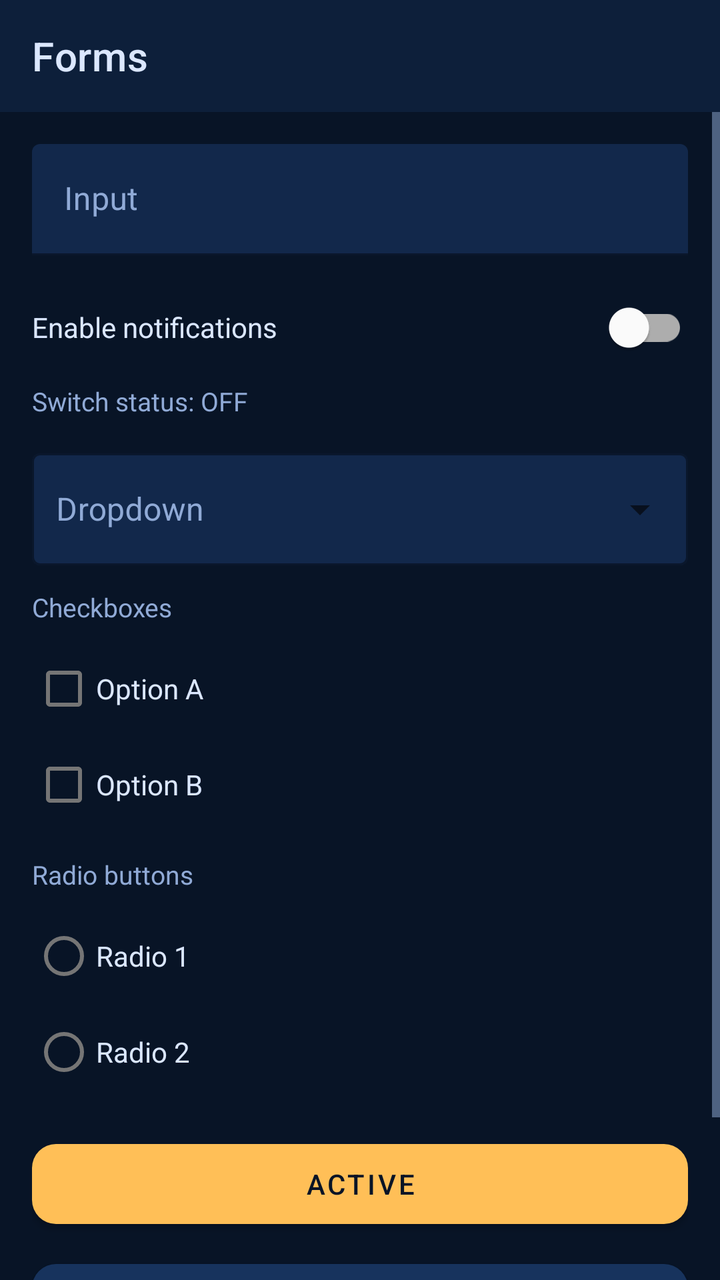
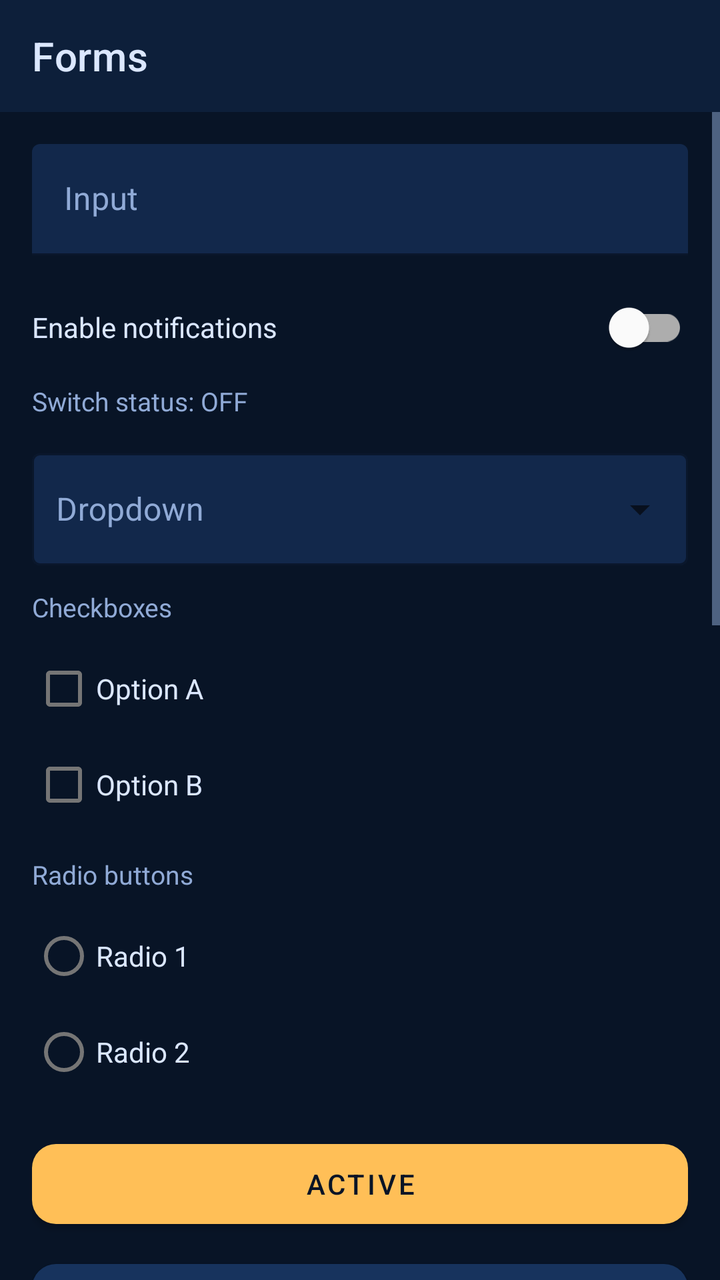

The first picture is an Android layout as it rendered before a commit; the second is the same layout after the commit. The layout source and the unified diff follow.
<!-- AndroidManifest.xml: application theme Theme.Lebyy -->
<!-- res/layout/activity_forms.xml -->
<?xml version="1.0" encoding="utf-8"?>
<androidx.drawerlayout.widget.DrawerLayout xmlns:android="http://schemas.android.com/apk/res/android"
    xmlns:app="http://schemas.android.com/apk/res-auto"
    android:id="@+id/drawerLayout"
    android:layout_width="match_parent"
    android:layout_height="match_parent">

    <LinearLayout
        android:layout_width="match_parent"
        android:layout_height="match_parent"
        android:background="@color/lebyy_bg"
        android:orientation="vertical">

        <com.google.android.material.appbar.MaterialToolbar
            android:id="@+id/toolbar"
            android:layout_width="match_parent"
            android:layout_height="?attr/actionBarSize"
            android:background="@color/lebyy_bg_2"
            android:theme="@style/ThemeOverlay.MaterialComponents.Dark.ActionBar"
            app:title="@string/forms_title"
            app:titleTextColor="@color/lebyy_text" />

        <ScrollView
            android:layout_width="match_parent"
            android:layout_height="match_parent"
            android:fillViewport="true">

            <LinearLayout
                android:layout_width="match_parent"
                android:layout_height="wrap_content"
                android:orientation="vertical"
                android:padding="16dp">

                <com.google.android.material.textfield.TextInputLayout
                    android:layout_width="match_parent"
                    android:layout_height="wrap_content"
                    android:layout_marginBottom="12dp"
                    android:hint="Input"
                    android:textColorHint="@color/lebyy_muted"
                    app:boxBackgroundColor="@color/lebyy_surface"
                    app:boxStrokeColor="@color/lebyy_primary"
                    app:hintTextColor="@color/lebyy_primary"
                    app:placeholderText="@string/forms_input_hint"
                    app:placeholderTextColor="@color/lebyy_muted">

                    <com.google.android.material.textfield.TextInputEditText
                        android:id="@+id/inputText"
                        android:layout_width="match_parent"
                        android:layout_height="wrap_content"
                        android:contentDescription="test-Input"
                        android:inputType="text"
                        android:textColor="@color/lebyy_text" />
                </com.google.android.material.textfield.TextInputLayout>

                <com.google.android.material.switchmaterial.SwitchMaterial
                    android:id="@+id/switchNotifications"
                    android:layout_width="match_parent"
                    android:layout_height="wrap_content"
                    android:layout_marginBottom="4dp"
                    android:checked="false"
                    android:contentDescription="test-Switch"
                    android:text="@string/forms_switch"
                    android:textColor="@color/lebyy_text" />

                <TextView
                    android:id="@+id/switchStatus"
                    android:layout_width="match_parent"
                    android:layout_height="wrap_content"
                    android:layout_marginBottom="12dp"
                    android:contentDescription="test-SwitchStatus"
                    android:text="Switch status: OFF"
                    android:textColor="@color/lebyy_muted"
                    android:textSize="13sp" />

                <com.google.android.material.textfield.TextInputLayout
                    android:layout_width="match_parent"
                    android:layout_height="wrap_content"
                    android:layout_marginBottom="12dp"
                    android:hint="Dropdown"
                    android:textColorHint="@color/lebyy_muted"
                    app:boxBackgroundColor="@color/lebyy_surface"
                    app:boxStrokeColor="@color/lebyy_primary"
                    app:hintTextColor="@color/lebyy_primary"
                    app:placeholderText="@string/forms_dropdown_hint"
                    app:placeholderTextColor="@color/lebyy_muted"
                    style="@style/Widget.MaterialComponents.TextInputLayout.OutlinedBox.ExposedDropdownMenu">

                    <AutoCompleteTextView
                        android:id="@+id/dropdown"
                        android:layout_width="match_parent"
                        android:layout_height="56dp"
                        android:contentDescription="test-Dropdown"
                        android:gravity="center_vertical"
                        android:inputType="none"
                        android:paddingHorizontal="12dp"
                        android:textColor="@color/lebyy_text" />
                </com.google.android.material.textfield.TextInputLayout>

                <TextView
                    android:layout_width="match_parent"
                    android:layout_height="wrap_content"
                    android:layout_marginBottom="8dp"
                    android:text="Checkboxes"
                    android:textColor="@color/lebyy_muted"
                    android:textSize="13sp" />

                <CheckBox
                    android:id="@+id/checkboxOne"
                    android:layout_width="match_parent"
                    android:layout_height="wrap_content"
                    android:contentDescription="test-Checkbox-1"
                    android:text="Option A"
                    android:textColor="@color/lebyy_text" />

                <CheckBox
                    android:id="@+id/checkboxTwo"
                    android:layout_width="match_parent"
                    android:layout_height="wrap_content"
                    android:layout_marginBottom="12dp"
                    android:contentDescription="test-Checkbox-2"
                    android:text="Option B"
                    android:textColor="@color/lebyy_text" />

                <TextView
                    android:layout_width="match_parent"
                    android:layout_height="wrap_content"
                    android:layout_marginBottom="8dp"
                    android:text="Radio buttons"
                    android:textColor="@color/lebyy_muted"
                    android:textSize="13sp" />

                <RadioGroup
                    android:id="@+id/radioGroup"
                    android:layout_width="match_parent"
                    android:layout_height="wrap_content"
                    android:layout_marginBottom="16dp"
                    android:contentDescription="test-RadioGroup">

                    <RadioButton
                        android:id="@+id/radioOne"
                        android:layout_width="match_parent"
                        android:layout_height="wrap_content"
                        android:contentDescription="test-Radio-1"
                        android:text="Radio 1"
                        android:textColor="@color/lebyy_text" />

                    <RadioButton
                        android:id="@+id/radioTwo"
                        android:layout_width="match_parent"
                        android:layout_height="wrap_content"
                        android:contentDescription="test-Radio-2"
                        android:text="Radio 2"
                        android:textColor="@color/lebyy_text" />
                </RadioGroup>

                <com.google.android.material.button.MaterialButton
                    android:id="@+id/buttonActive"
                    android:layout_width="match_parent"
                    android:layout_height="52dp"
                    android:layout_marginBottom="8dp"
                    android:contentDescription="test-Active"
                    android:text="@string/forms_active"
                    android:textColor="@color/lebyy_bg"
                    app:backgroundTint="@color/lebyy_accent"
                    app:cornerRadius="12dp" />

                <com.google.android.material.button.MaterialButton
                    android:id="@+id/buttonInactive"
                    android:layout_width="match_parent"
                    android:layout_height="52dp"
                    android:contentDescription="test-Inactive"
                    android:text="@string/forms_inactive"
                    android:textColor="@color/lebyy_muted"
                    app:backgroundTint="@color/lebyy_surface_2"
                    app:cornerRadius="12dp" />

                <TextView
                    android:id="@+id/formsResult"
                    android:layout_width="match_parent"
                    android:layout_height="wrap_content"
                    android:layout_marginTop="20dp"
                    android:contentDescription="test-FormsResult"
                    android:text="Result: —"
                    android:textColor="@color/lebyy_accent"
                    android:textSize="15sp" />
            </LinearLayout>
        </ScrollView>
    </LinearLayout>

    <com.google.android.material.navigation.NavigationView
        android:id="@+id/navigationView"
        android:layout_width="280dp"
        android:layout_height="match_parent"
        android:layout_gravity="start"
        android:background="@color/lebyy_surface"
        android:contentDescription="test-Menu-panel" />
</androidx.drawerlayout.widget.DrawerLayout>
<!-- resources referenced by this layout -->
<resources>
  <color name="lebyy_accent">#FFBF57</color>
  <color name="lebyy_bg">#081426</color>
  <color name="lebyy_bg_2">#0D1F3A</color>
  <color name="lebyy_muted">#90AAD6</color>
  <color name="lebyy_primary">#42C6FF</color>
  <color name="lebyy_surface">#12284B</color>
  <color name="lebyy_surface_2">#17335D</color>
  <color name="lebyy_text">#DBE7FF</color>
  <string name="forms_active">Active</string>
  <string name="forms_dropdown_hint">Select an item...</string>
  <string name="forms_inactive">Inactive</string>
  <string name="forms_input_hint">Type something</string>
  <string name="forms_switch">Enable notifications</string>
  <string name="forms_title">Forms</string>
  <style name="Theme.Lebyy" parent="Theme.MaterialComponents.DayNight.NoActionBar">
          <item name="colorPrimary">@color/lebyy_primary</item>
          <item name="colorPrimaryVariant">@color/lebyy_bg_2</item>
          <item name="colorSecondary">@color/lebyy_accent</item>
          <item name="colorOnPrimary">@color/lebyy_bg</item>
          <item name="colorOnSecondary">@color/lebyy_bg</item>
          <item name="android:statusBarColor">@color/lebyy_bg</item>
          <item name="android:navigationBarColor">@color/lebyy_bg</item>
          <item name="android:windowBackground">@color/lebyy_bg</item>
          <item name="android:textColorPrimary">@color/lebyy_text</item>
          <item name="android:textColorSecondary">@color/lebyy_muted</item>
          <item name="colorControlNormal">@color/lebyy_muted</item>
          <item name="colorControlActivated">@color/lebyy_primary</item>
          <item name="materialButtonStyle">@style/Widget.Lebyy.Button</item>
          <item name="materialAlertDialogTheme">@style/ThemeOverlay.Lebyy.Dialog</item>
          <item name="alertDialogTheme">@style/ThemeOverlay.Lebyy.Dialog</item>
      </style>
  <style name="Widget.Lebyy.Button" parent="Widget.MaterialComponents.Button">
          <item name="backgroundTint">@color/lebyy_accent</item>
          <item name="android:textColor">@color/lebyy_bg</item>
          <item name="cornerRadius">12dp</item>
      </style>
  <style name="ThemeOverlay.Lebyy.Dialog" parent="ThemeOverlay.MaterialComponents.MaterialAlertDialog">
          <item name="colorPrimary">@color/lebyy_primary</item>
          <item name="colorSurface">@color/white</item>
          <item name="colorOnSurface">#0F2144</item>
          <item name="android:background">@color/white</item>
          <item name="materialAlertDialogTitleTextStyle">@style/Lebyy.Dialog.Title</item>
          <item name="materialAlertDialogBodyTextStyle">@style/Lebyy.Dialog.Body</item>
          <item name="buttonBarPositiveButtonStyle">@style/Lebyy.Dialog.Button</item>
          <item name="buttonBarNegativeButtonStyle">@style/Lebyy.Dialog.Button</item>
      </style>
  <color name="white">#FFFFFF</color>
  <style name="Lebyy.Dialog.Title" parent="MaterialAlertDialog.MaterialComponents.Title.Text">
          <item name="android:textColor">#0F2144</item>
          <item name="android:textSize">18sp</item>
          <item name="android:textStyle">bold</item>
      </style>
  <style name="Lebyy.Dialog.Body" parent="MaterialAlertDialog.MaterialComponents.Body.Text">
          <item name="android:textColor">#1F3A5F</item>
          <item name="android:textSize">15sp</item>
      </style>
  <style name="Lebyy.Dialog.Button" parent="Widget.MaterialComponents.Button.TextButton.Dialog">
          <item name="android:textColor">@color/lebyy_primary_2</item>
          <item name="android:textStyle">bold</item>
      </style>
  <color name="lebyy_primary_2">#6E8BFF</color>
</resources>

<!-- the commit's change to res/layout/activity_forms.xml (unified diff, before → after) -->
@@ -174,6 +174,69 @@
                     app:backgroundTint="@color/lebyy_surface_2"
                     app:cornerRadius="12dp" />
 
+
+                <TextView android:layout_width="match_parent" android:layout_height="wrap_content"
+                    android:layout_marginTop="16dp" android:text="Date &amp; Time" android:textColor="@color/lebyy_primary" android:textStyle="bold"/>
+                <com.google.android.material.button.MaterialButton
+                    android:id="@+id/buttonPickDate" android:layout_width="match_parent" android:layout_height="52dp"
+                    android:layout_marginTop="8dp" android:contentDescription="test-DatePicker" android:text="Pick Date"
+                    android:textColor="@color/lebyy_bg" app:backgroundTint="@color/lebyy_primary" app:cornerRadius="12dp"/>
+                <TextView android:id="@+id/dateValue" android:layout_width="match_parent" android:layout_height="wrap_content"
+                    android:contentDescription="test-DateValue" android:text="Selected date: —" android:textColor="@color/lebyy_muted" android:layout_marginBottom="8dp"/>
+                <com.google.android.material.button.MaterialButton
+                    android:id="@+id/buttonPickTime" android:layout_width="match_parent" android:layout_height="52dp"
+                    android:contentDescription="test-TimePicker" android:text="Pick Time"
+                    android:textColor="@color/lebyy_bg" app:backgroundTint="@color/lebyy_primary" app:cornerRadius="12dp"/>
+                <TextView android:id="@+id/timeValue" android:layout_width="match_parent" android:layout_height="wrap_content"
+                    android:contentDescription="test-TimeValue" android:text="Selected time: —" android:textColor="@color/lebyy_muted" android:layout_marginBottom="8dp"/>
+                <TextView android:layout_width="match_parent" android:layout_height="wrap_content"
+                    android:text="Slider" android:textColor="@color/lebyy_primary" android:textStyle="bold"/>
+                <SeekBar android:id="@+id/slider" android:layout_width="match_parent" android:layout_height="wrap_content"
+                    android:max="100" android:progress="50" android:contentDescription="test-Slider"/>
+                <TextView android:id="@+id/sliderValue" android:layout_width="match_parent" android:layout_height="wrap_content"
+                    android:contentDescription="test-SliderValue" android:text="Slider value: 50" android:textColor="@color/lebyy_accent" android:layout_marginBottom="12dp"/>
+                <TextView android:layout_width="match_parent" android:layout_height="wrap_content"
+                    android:text="Validation Form" android:textColor="@color/lebyy_primary" android:textStyle="bold"/>
+                <EditText android:id="@+id/validationName" android:layout_width="match_parent" android:layout_height="wrap_content"
+                    android:contentDescription="test-ValidationName" android:hint="Full name" android:textColor="@color/lebyy_text"
+                    android:textColorHint="@color/lebyy_muted" android:background="@color/lebyy_surface" android:padding="14dp" android:layout_marginTop="8dp"/>
+                <EditText android:id="@+id/validationEmail" android:layout_width="match_parent" android:layout_height="wrap_content"
+                    android:contentDescription="test-ValidationEmail" android:hint="Email" android:inputType="textEmailAddress"
+                    android:textColor="@color/lebyy_text" android:textColorHint="@color/lebyy_muted" android:background="@color/lebyy_surface" android:padding="14dp" android:layout_marginTop="8dp"/>
+                <com.google.android.material.button.MaterialButton
+                    android:id="@+id/validationSubmit" android:layout_width="match_parent" android:layout_height="52dp"
+                    android:layout_marginTop="8dp" android:contentDescription="test-ValidationSubmit" android:text="Submit Validation"
+                    android:textColor="@color/lebyy_bg" app:backgroundTint="@color/lebyy_accent" app:cornerRadius="12dp"/>
+                <TextView android:id="@+id/validationError1" android:layout_width="match_parent" android:layout_height="wrap_content"
+                    android:contentDescription="test-ValidationError-1" android:textColor="#FF8A80" android:visibility="gone"/>
+                <TextView android:id="@+id/validationError2" android:layout_width="match_parent" android:layout_height="wrap_content"
+                    android:contentDescription="test-ValidationError-2" android:textColor="#FF8A80" android:visibility="gone"/>
+                <TextView android:id="@+id/validationSuccess" android:layout_width="match_parent" android:layout_height="wrap_content"
+                    android:contentDescription="test-ValidationSuccess" android:text="Form looks good" android:textColor="@color/lebyy_success" android:visibility="gone"/>
+                <TextView android:layout_width="match_parent" android:layout_height="wrap_content"
+                    android:layout_marginTop="12dp" android:text="OTP / PIN" android:textColor="@color/lebyy_primary" android:textStyle="bold"/>
+                <LinearLayout android:id="@+id/otpGroup" android:layout_width="match_parent" android:layout_height="wrap_content"
+                    android:contentDescription="test-OTPGroup" android:orientation="horizontal" android:layout_marginTop="8dp">
+                    <EditText android:id="@+id/otp1" android:layout_width="0dp" android:layout_height="56dp" android:layout_weight="1" android:layout_marginEnd="8dp"
+                        android:contentDescription="test-OTP-1" android:gravity="center" android:inputType="number" android:maxLength="1"
+                        android:background="@color/lebyy_surface" android:textColor="@color/lebyy_text"/>
+                    <EditText android:id="@+id/otp2" android:layout_width="0dp" android:layout_height="56dp" android:layout_weight="1" android:layout_marginEnd="8dp"
+                        android:contentDescription="test-OTP-2" android:gravity="center" android:inputType="number" android:maxLength="1"
+                        android:background="@color/lebyy_surface" android:textColor="@color/lebyy_text"/>
+                    <EditText android:id="@+id/otp3" android:layout_width="0dp" android:layout_height="56dp" android:layout_weight="1" android:layout_marginEnd="8dp"
+                        android:contentDescription="test-OTP-3" android:gravity="center" android:inputType="number" android:maxLength="1"
+                        android:background="@color/lebyy_surface" android:textColor="@color/lebyy_text"/>
+                    <EditText android:id="@+id/otp4" android:layout_width="0dp" android:layout_height="56dp" android:layout_weight="1"
+                        android:contentDescription="test-OTP-4" android:gravity="center" android:inputType="number" android:maxLength="1"
+                        android:background="@color/lebyy_surface" android:textColor="@color/lebyy_text"/>
+                </LinearLayout>
+                <TextView android:id="@+id/otpValue" android:layout_width="match_parent" android:layout_height="wrap_content"
+                    android:contentDescription="test-OTPValue" android:text="OTP value: " android:textColor="@color/lebyy_accent" android:layout_marginTop="8dp"/>
+                <com.google.android.material.button.MaterialButton
+                    android:id="@+id/otpVerify" android:layout_width="match_parent" android:layout_height="52dp"
+                    android:layout_marginTop="8dp" android:contentDescription="test-OTPVerify" android:text="Verify OTP"
+                    android:textColor="@color/lebyy_bg" app:backgroundTint="@color/lebyy_accent" app:cornerRadius="12dp"/>
+
                 <TextView
                     android:id="@+id/formsResult"
                     android:layout_width="match_parent"
<!-- resource entries referenced after the edit -->
@@ -5,6 +5,7 @@
   <color name="lebyy_bg_2">#0D1F3A</color>
   <color name="lebyy_muted">#90AAD6</color>
   <color name="lebyy_primary">#42C6FF</color>
+  <color name="lebyy_success">#2DD4BF</color>
   <color name="lebyy_surface">#12284B</color>
   <color name="lebyy_surface_2">#17335D</color>
   <color name="lebyy_text">#DBE7FF</color>
